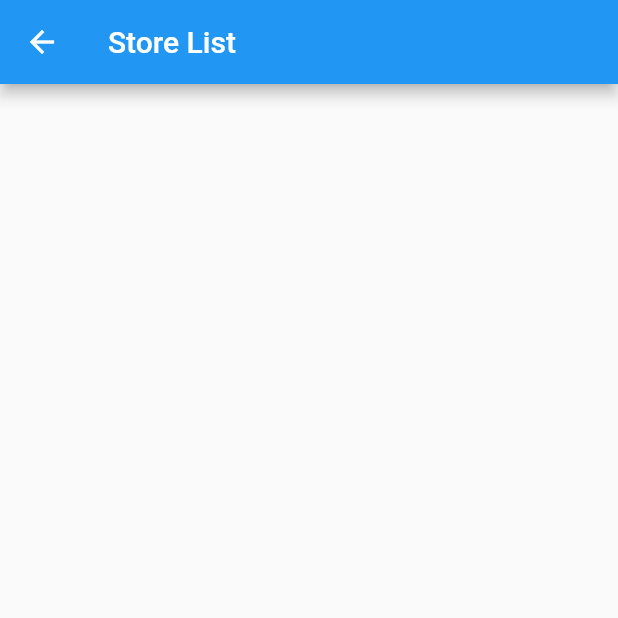
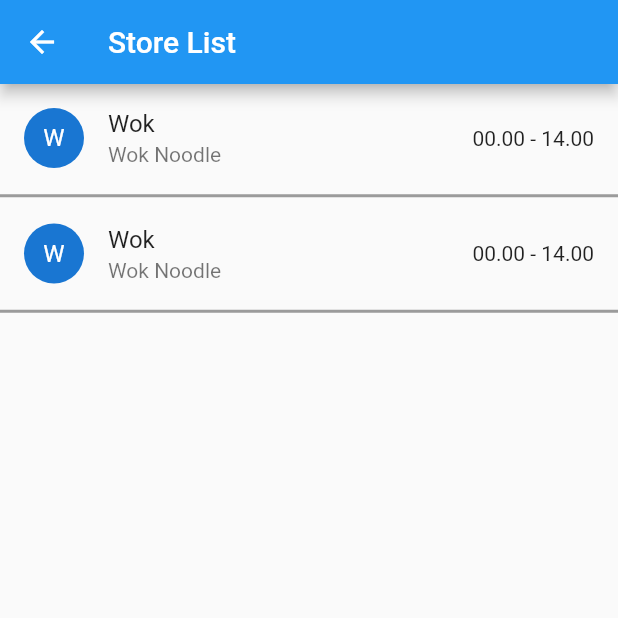
Before and after one commit to Xevenst/Split-Bill-Mobile-App, a Flutter app: the StoreListPage screen opened directly, on a phone screen of 412 x 824 dp, the top half of it. Run offline on Flutter 3.47's test engine with Material 2 defaults, Android fonts, the phone set to English and light mode, and no system bars; our stand-ins replace hive_flutter; missing offline and left inert: dart:ffi; accounts and stored records are empty.

Commit message:
Added storelist widget

```diff
--- /dev/null
+++ b/lib/lists/storelist.dart
@@ -0,0 +1,20 @@
+import 'package:flutter/material.dart';
+import 'package:splitbill/classes/item.dart';
+Widget StoreList(String storeName, String? storeDesc, String? storeOpenTime, List<Item>? storeItems){
+  return Column(
+    children: [
+      Container(
+        child: ListTile(
+          leading: CircleAvatar(child: Text(storeName[0])),
+          title: Text(storeName),
+          subtitle: Text(storeDesc ?? ""),
+          trailing: Text(storeOpenTime??"Unknown open-close time"),
+          onTap: () {
+
+          },
+        ),
+      ),
+      const Divider(color: Colors.black38,thickness: 2,height: 5,)
+    ],
+  );
+}
--- a/lib/pages/homepage.dart
+++ b/lib/pages/homepage.dart
@@ -1,10 +1,7 @@
-import 'dart:io';
-
 import 'package:flutter/material.dart';
 import 'package:hive_flutter/hive_flutter.dart';
-import 'package:splitbill/classes/bill.dart'; //TODO: Remove as this is debug
-import 'package:splitbill/classes/item.dart'; //TODO: Remove as this is debug
-import 'package:path_provider/path_provider.dart';
+import 'package:splitbill/classes/bill.dart';
+import 'package:splitbill/classes/item.dart';
 import 'package:splitbill/pages/addbillpage.dart';
 import 'package:splitbill/lists/billlist.dart';
 import 'package:splitbill/pages/settingspage.dart';
@@ -69,7 +66,6 @@ class _HomePageState extends State<HomePage> {
           return ListView.builder(
             itemCount: box.length,
             itemBuilder: (context, index) {
-              // return null;
               return BillList(
                   box.get(index)!.storeName,
                   box.get(index)?.billDesc,
@@ -99,7 +95,6 @@ class _HomePageState extends State<HomePage> {
   }
 
   addTemp() async {
-    //TODO: Remove as this is debug
     final box = Hive.box<Bill>('Bill');
     Bill temp = Bill(
       storeName: "Count ${box.length}",
@@ -112,18 +107,12 @@ class _HomePageState extends State<HomePage> {
       priceCurrency: "NTD",
     );
     await box.put(box.length, temp);
-    // print("element added ${await box.get(index).storeName}");
   }
 
   resetTemp() async {
     final box = Hive.box<Bill>('Bill');
-    //TODO: Remove as this is debug
     if (box.length!=0) {
-      print("COUNT NOT 0");
       await Hive.box<Bill>('Bill').clear();
-      print("element deleted");
-    } else {
-      print("No elements to be deleted");
     }
   }
 }
--- a/lib/pages/storelistpage.dart
+++ b/lib/pages/storelistpage.dart
@@ -1,4 +1,8 @@
 import 'package:flutter/material.dart';
+import 'package:hive_flutter/hive_flutter.dart';
+import 'package:splitbill/classes/item.dart';
+import 'package:splitbill/classes/store.dart';
+import 'package:splitbill/lists/storelist.dart';
 
 class StoreListPage extends StatefulWidget {
   const StoreListPage({super.key});
@@ -8,6 +12,7 @@ class StoreListPage extends StatefulWidget {
 }
 
 class _StoreListPageState extends State<StoreListPage> {
+  late Box storeBox = Hive.box<Store>('Store');
   bool searchSelected = false;
   @override
   Widget build(BuildContext context) {
@@ -20,16 +25,31 @@ class _StoreListPageState extends State<StoreListPage> {
           leading: IconButton(
             icon: Icon(Icons.arrow_back),
             onPressed: () {
-            Navigator.of(context).pop({"hello","hi"});
+              Navigator.of(context).pop({"hello", "hi"});
             },
           ),
         ),
-      body: ListView.builder(
-        itemCount: 3,
+        body: ValueListenableBuilder(
+          valueListenable: Hive.box<Store>('Store').listenable(),
+          builder: (context, box, child) {
+            return ListView.builder(
+              itemCount: 2,
               itemBuilder: (context, index) {
-
+                return StoreList(
+                  "Wok",
+                  "Wok Noodle",
+                  "00.00 - 14.00",
+                  [
+                    Item(
+                        itemName: "Item",
+                        itemDesc: "ItemDesc",
+                        itemPrice: 10,
+                        itemCurrency: "NTD")
+                  ],
+                );
               },
-      )
             );
+          },
+        ));
   }
 }
```
Also changed, not shown: lib/lists/billlist.dart (+32 -8 lines). Lines whose indentation alone changed are shown as unchanged.
